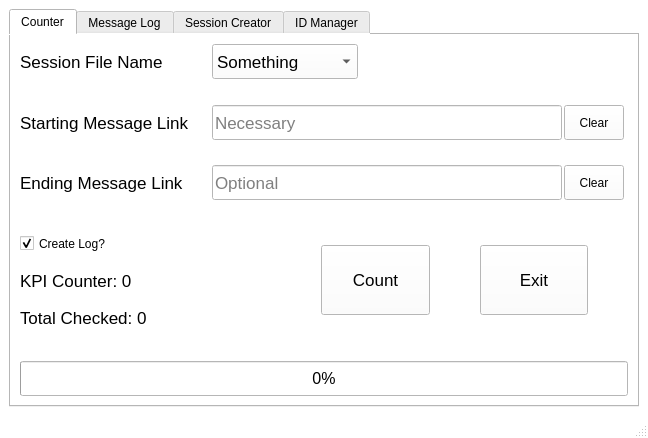
First picture: the form in resource/Design.ui, repository TheRustyPickle/Telecounter, before the edit.
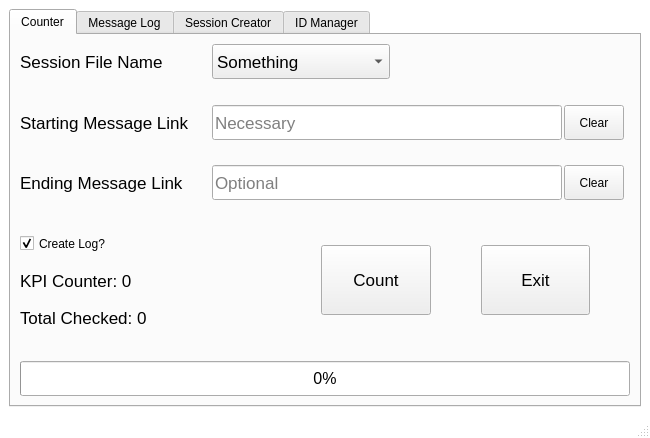
Second picture: the form after the edit.

Commit message: background color fix

The edit to the form file:
```diff
--- a/resource/Design.ui
+++ b/resource/Design.ui
@@ -6,7 +6,7 @@
    <rect>
     <x>0</x>
     <y>0</y>
-    <width>648</width>
+    <width>650</width>
     <height>438</height>
    </rect>
   </property>
@@ -28,11 +28,7 @@
   </property>
   <widget class="QWidget" name="centralwidget">
    <property name="styleSheet">
-    <string notr="true">QObject{background-color:white}
-
-QComboBox{
-color:black
-}</string>
+    <string notr="true"/>
    </property>
    <layout class="QVBoxLayout" name="verticalLayout_3">
     <item>
@@ -47,9 +43,6 @@
        <string notr="true">QTabWidget::tab-bar {alignment: center;
 }
 
-QTabWidget{
-background-color:white}
-
 QScrollBar:horizontal{
     border: 2px solid grey;
     background: silver;
@@ -200,6 +193,9 @@
             <property name="toolTipDuration">
              <number>0</number>
             </property>
+            <property name="styleSheet">
+             <string notr="true"/>
+            </property>
             <property name="currentText">
              <string>Something</string>
             </property>
@@ -226,7 +222,7 @@
             </property>
             <property name="sizeHint" stdset="0">
              <size>
-              <width>270</width>
+              <width>240</width>
               <height>20</height>
              </size>
             </property>
@@ -668,6 +664,9 @@
               <property name="toolTipDuration">
                <number>0</number>
               </property>
+              <property name="styleSheet">
+               <string notr="true"/>
+              </property>
               <property name="text">
                <string>Count</string>
               </property>
```
Left out of the diff: 7 changed lines with no effect on the pictures.
